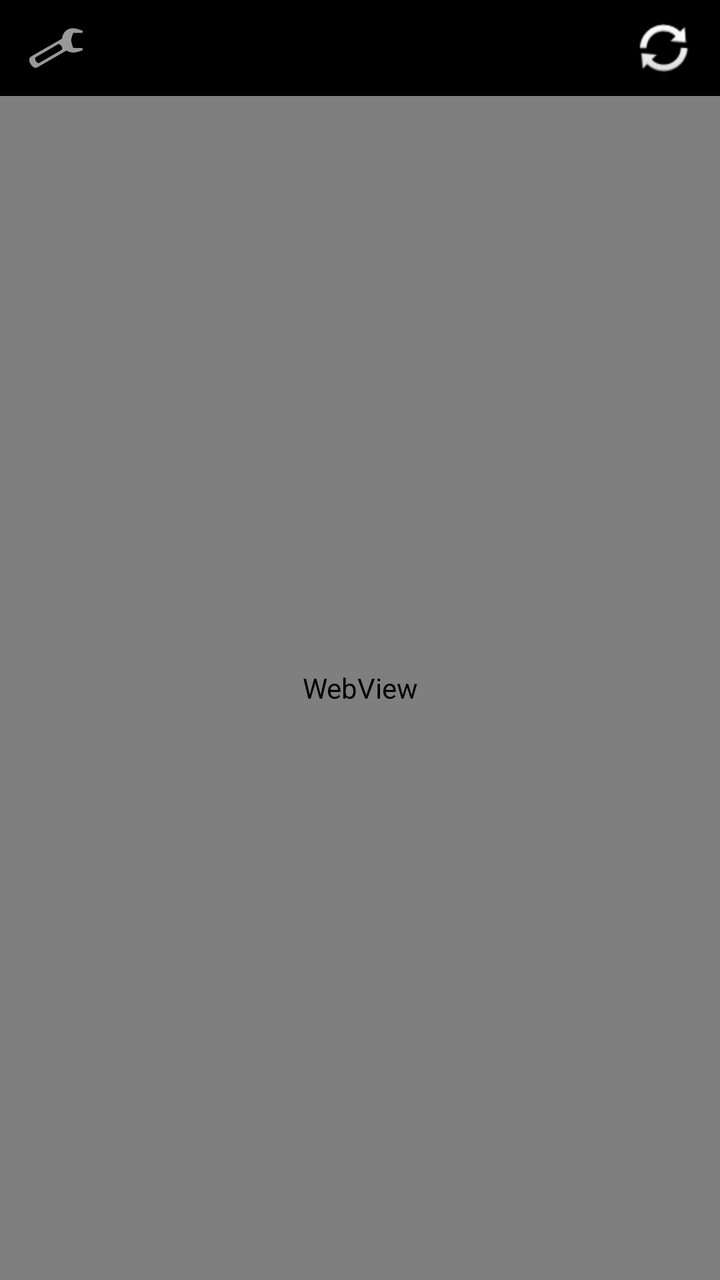
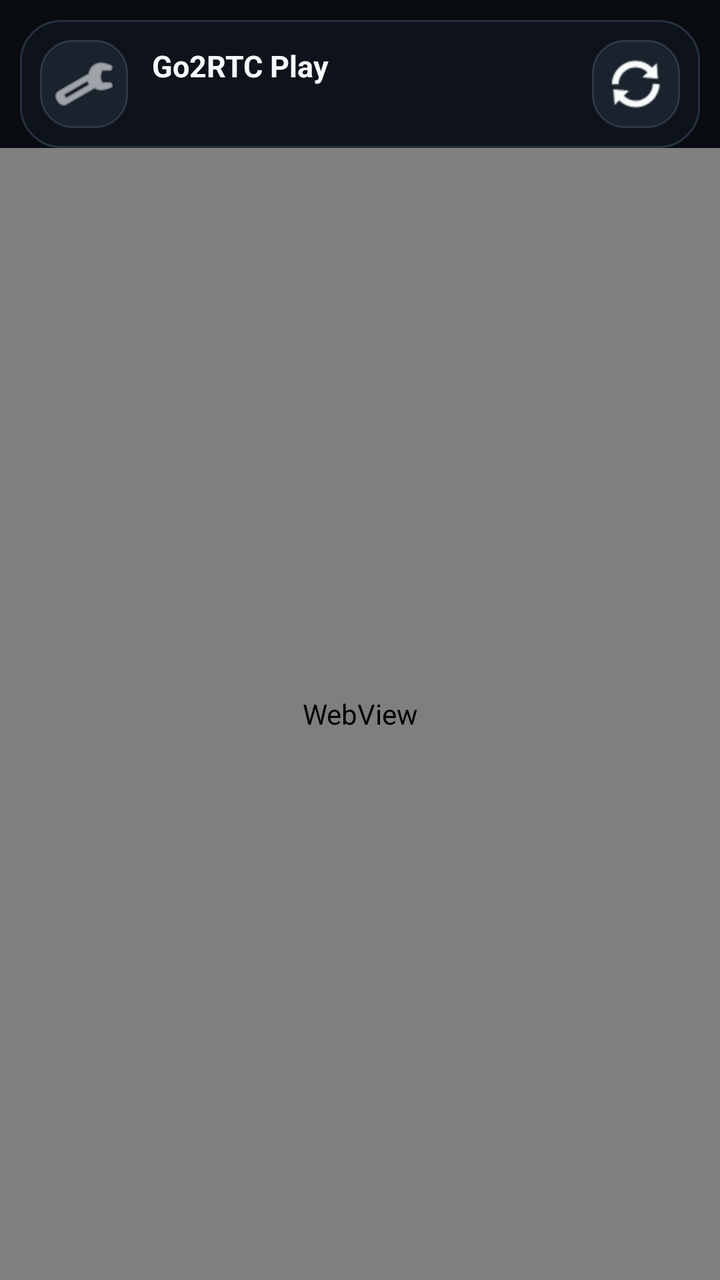

Screens rendered from an Android XML layout before and after an edit, with the pre-edit source and the edit as a unified diff.
<!-- AndroidManifest.xml: application theme Theme.Go2RtcPlay -->
<!-- res/layout/activity_main.xml -->
<?xml version="1.0" encoding="utf-8"?>
<androidx.constraintlayout.widget.ConstraintLayout
    xmlns:android="http://schemas.android.com/apk/res/android"
    xmlns:app="http://schemas.android.com/apk/res-auto"
    android:layout_width="match_parent"
    android:layout_height="match_parent"
    android:background="#000000">

    <ProgressBar
        android:id="@+id/loadingIndicator"
        android:layout_width="48dp"
        android:layout_height="48dp"
        app:layout_constraintTop_toTopOf="parent"
        app:layout_constraintBottom_toBottomOf="parent"
        app:layout_constraintStart_toStartOf="parent"
        app:layout_constraintEnd_toEndOf="parent"
        android:visibility="gone" />

    <LinearLayout
        android:id="@+id/errorPanel"
        android:layout_width="0dp"
        android:layout_height="wrap_content"
        app:layout_constraintTop_toTopOf="parent"
        app:layout_constraintBottom_toBottomOf="parent"
        app:layout_constraintStart_toStartOf="parent"
        app:layout_constraintEnd_toEndOf="parent"
        android:layout_marginStart="24dp"
        android:layout_marginEnd="24dp"
        android:orientation="vertical"
        android:gravity="center"
        android:visibility="gone">

        <TextView
            android:id="@+id/errorText"
            android:layout_width="match_parent"
            android:layout_height="wrap_content"
            android:textColor="#FFFFFF"
            android:textSize="16sp"
            android:gravity="center"
            android:padding="16dp" />

        <Button
            android:id="@+id/retryBtn"
            android:layout_width="160dp"
            android:layout_height="44dp"
            android:layout_marginTop="8dp"
            android:text="@string/retry"
            android:textAllCaps="false"
            android:backgroundTint="#1976D2"
            android:textColor="#FFFFFF" />

    </LinearLayout>

    <LinearLayout
        android:id="@+id/topBar"
        android:layout_width="match_parent"
        android:layout_height="48dp"
        android:background="#CC000000"
        android:gravity="center_vertical"
        android:paddingStart="8dp"
        android:paddingEnd="8dp"
        android:orientation="horizontal"
        app:layout_constraintTop_toTopOf="parent">

        <ImageButton
            android:id="@+id/settingsBtn"
            android:layout_width="40dp"
            android:layout_height="40dp"
            android:background="?selectableItemBackgroundBorderless"
            android:contentDescription="@string/settings_desc"
            android:src="@android:drawable/ic_menu_manage"
            android:focusable="true" />

        <LinearLayout
            android:layout_width="0dp"
            android:layout_height="wrap_content"
            android:layout_weight="1"
            android:gravity="center"
            android:orientation="vertical">

            <TextView
                android:id="@+id/serverText"
                android:layout_width="match_parent"
                android:layout_height="wrap_content"
                android:textColor="#FFFFFF"
                android:textSize="13sp"
                android:gravity="center"
                android:singleLine="true"
                android:ellipsize="middle" />

        </LinearLayout>

        <ImageButton
            android:id="@+id/refreshBtn"
            android:layout_width="40dp"
            android:layout_height="40dp"
            android:background="?selectableItemBackgroundBorderless"
            android:contentDescription="@string/refresh_desc"
            android:src="@android:drawable/ic_popup_sync"
            android:focusable="true" />

    </LinearLayout>

    <WebView
        android:id="@+id/webView"
        android:layout_width="match_parent"
        android:layout_height="0dp"
        app:layout_constraintTop_toBottomOf="@+id/topBar"
        app:layout_constraintBottom_toBottomOf="parent" />

</androidx.constraintlayout.widget.ConstraintLayout>
<!-- resources referenced by this layout -->
<resources>
  <string name="refresh_desc">Refresh</string>
  <string name="retry">Retry</string>
  <string name="settings_desc">Settings</string>
  <style name="Theme.Go2RtcPlay" parent="Theme.AppCompat.DayNight.NoActionBar">
          <item name="colorPrimary">#1976D2</item>
          <item name="colorPrimaryDark">#1565C0</item>
          <item name="colorAccent">#FFFFFF</item>
      </style>
</resources>

<!-- the commit's change to res/layout/activity_main.xml (unified diff, before → after) -->
@@ -4,108 +4,137 @@
     xmlns:app="http://schemas.android.com/apk/res-auto"
     android:layout_width="match_parent"
     android:layout_height="match_parent"
-    android:background="#000000">
+    android:background="@color/app_background">
+
+    <WebView
+        android:id="@+id/webView"
+        android:layout_width="0dp"
+        android:layout_height="0dp"
+        android:background="@color/app_background"
+        app:layout_constraintBottom_toBottomOf="parent"
+        app:layout_constraintEnd_toEndOf="parent"
+        app:layout_constraintStart_toStartOf="parent"
+        app:layout_constraintTop_toBottomOf="@id/topBar" />
+
+    <LinearLayout
+        android:id="@+id/topBar"
+        android:layout_width="0dp"
+        android:layout_height="64dp"
+        android:layout_marginStart="10dp"
+        android:layout_marginTop="10dp"
+        android:layout_marginEnd="10dp"
+        android:background="@drawable/bg_top_bar"
+        android:gravity="center_vertical"
+        android:orientation="horizontal"
+        android:paddingStart="10dp"
+        android:paddingEnd="10dp"
+        app:layout_constraintEnd_toEndOf="parent"
+        app:layout_constraintStart_toStartOf="parent"
+        app:layout_constraintTop_toTopOf="parent">
+
+        <ImageButton
+            android:id="@+id/settingsBtn"
+            android:layout_width="44dp"
+            android:layout_height="44dp"
+            android:background="@drawable/bg_icon_button"
+            android:contentDescription="@string/settings_desc"
+            android:focusable="true"
+            android:padding="10dp"
+            android:src="@android:drawable/ic_menu_manage"
+            android:tint="@color/text_primary" />
+
+        <LinearLayout
+            android:layout_width="0dp"
+            android:layout_height="wrap_content"
+            android:layout_marginStart="12dp"
+            android:layout_marginEnd="12dp"
+            android:layout_weight="1"
+            android:gravity="center_vertical"
+            android:orientation="vertical">
+
+            <TextView
+                android:layout_width="match_parent"
+                android:layout_height="wrap_content"
+                android:ellipsize="end"
+                android:singleLine="true"
+                android:text="@string/app_name"
+                android:textColor="@color/text_primary"
+                android:textSize="15sp"
+                android:textStyle="bold" />
+
+            <TextView
+                android:id="@+id/serverText"
+                android:layout_width="match_parent"
+                android:layout_height="wrap_content"
+                android:layout_marginTop="2dp"
+                android:ellipsize="middle"
+                android:singleLine="true"
+                android:textColor="@color/text_secondary"
+                android:textSize="12sp" />
+
+        </LinearLayout>
+
+        <ImageButton
+            android:id="@+id/refreshBtn"
+            android:layout_width="44dp"
+            android:layout_height="44dp"
+            android:background="@drawable/bg_icon_button"
+            android:contentDescription="@string/refresh_desc"
+            android:focusable="true"
+            android:padding="10dp"
+            android:src="@android:drawable/ic_popup_sync"
+            android:tint="@color/text_primary" />
+
+    </LinearLayout>
+
+    <LinearLayout
+        android:id="@+id/errorPanel"
+        android:layout_width="0dp"
+        android:layout_height="wrap_content"
+        android:layout_marginStart="28dp"
+        android:layout_marginEnd="28dp"
+        android:background="@drawable/bg_error_panel"
+        android:elevation="8dp"
+        android:gravity="center"
+        android:orientation="vertical"
+        android:visibility="gone"
+        app:layout_constraintBottom_toBottomOf="parent"
+        app:layout_constraintEnd_toEndOf="parent"
+        app:layout_constraintStart_toStartOf="parent"
+        app:layout_constraintTop_toBottomOf="@id/topBar">
+
+        <TextView
+            android:id="@+id/errorText"
+            android:layout_width="match_parent"
+            android:layout_height="wrap_content"
+            android:gravity="center"
+            android:lineSpacingExtra="2dp"
+            android:padding="4dp"
+            android:textColor="@color/text_primary"
+            android:textSize="16sp" />
+
+        <Button
+            android:id="@+id/retryBtn"
+            android:layout_width="180dp"
+            android:layout_height="48dp"
+            android:layout_marginTop="16dp"
+            android:background="@drawable/bg_primary_button"
+            android:text="@string/retry"
+            android:textAllCaps="false"
+            android:textColor="#061012"
+            android:textStyle="bold" />
+
+    </LinearLayout>
 
     <ProgressBar
         android:id="@+id/loadingIndicator"
         android:layout_width="48dp"
         android:layout_height="48dp"
-        app:layout_constraintTop_toTopOf="parent"
+        android:indeterminateTint="@color/accent_teal"
+        android:visibility="gone"
         app:layout_constraintBottom_toBottomOf="parent"
+        app:layout_constraintEnd_toEndOf="parent"
         app:layout_constraintStart_toStartOf="parent"
-        app:layout_constraintEnd_toEndOf="parent"
-        android:visibility="gone" />
-
-    <LinearLayout
-        android:id="@+id/errorPanel"
-        android:layout_width="0dp"
-        android:layout_height="wrap_content"
-        app:layout_constraintTop_toTopOf="parent"
-        app:layout_constraintBottom_toBottomOf="parent"
-        app:layout_constraintStart_toStartOf="parent"
-        app:layout_constraintEnd_toEndOf="parent"
-        android:layout_marginStart="24dp"
-        android:layout_marginEnd="24dp"
-        android:orientation="vertical"
-        android:gravity="center"
-        android:visibility="gone">
-
-        <TextView
-            android:id="@+id/errorText"
-            android:layout_width="match_parent"
-            android:layout_height="wrap_content"
-            android:textColor="#FFFFFF"
-            android:textSize="16sp"
-            android:gravity="center"
-            android:padding="16dp" />
-
-        <Button
-            android:id="@+id/retryBtn"
-            android:layout_width="160dp"
-            android:layout_height="44dp"
-            android:layout_marginTop="8dp"
-            android:text="@string/retry"
-            android:textAllCaps="false"
-            android:backgroundTint="#1976D2"
-            android:textColor="#FFFFFF" />
-
-    </LinearLayout>
-
-    <LinearLayout
-        android:id="@+id/topBar"
-        android:layout_width="match_parent"
-        android:layout_height="48dp"
-        android:background="#CC000000"
-        android:gravity="center_vertical"
-        android:paddingStart="8dp"
-        android:paddingEnd="8dp"
-        android:orientation="horizontal"
-        app:layout_constraintTop_toTopOf="parent">
-
-        <ImageButton
-            android:id="@+id/settingsBtn"
-            android:layout_width="40dp"
-            android:layout_height="40dp"
-            android:background="?selectableItemBackgroundBorderless"
-            android:contentDescription="@string/settings_desc"
-            android:src="@android:drawable/ic_menu_manage"
-            android:focusable="true" />
-
-        <LinearLayout
-            android:layout_width="0dp"
-            android:layout_height="wrap_content"
-            android:layout_weight="1"
-            android:gravity="center"
-            android:orientation="vertical">
-
-            <TextView
-                android:id="@+id/serverText"
-                android:layout_width="match_parent"
-                android:layout_height="wrap_content"
-                android:textColor="#FFFFFF"
-                android:textSize="13sp"
-                android:gravity="center"
-                android:singleLine="true"
-                android:ellipsize="middle" />
-
-        </LinearLayout>
-
-        <ImageButton
-            android:id="@+id/refreshBtn"
-            android:layout_width="40dp"
-            android:layout_height="40dp"
-            android:background="?selectableItemBackgroundBorderless"
-            android:contentDescription="@string/refresh_desc"
-            android:src="@android:drawable/ic_popup_sync"
-            android:focusable="true" />
-
-    </LinearLayout>
-
-    <WebView
-        android:id="@+id/webView"
-        android:layout_width="match_parent"
-        android:layout_height="0dp"
-        app:layout_constraintTop_toBottomOf="@+id/topBar"
-        app:layout_constraintBottom_toBottomOf="parent" />
+        app:layout_constraintTop_toBottomOf="@id/topBar" />
 
 </androidx.constraintlayout.widget.ConstraintLayout>
<!-- resource entries referenced after the edit -->
@@ -1,12 +1,101 @@
 <!-- resources referenced by this layout -->
 <resources>
+  <color name="accent_teal">#14B8A6</color>
+  <color name="app_background">#090C10</color>
+  <color name="text_primary">#F8FAFC</color>
+  <color name="text_secondary">#AAB4C0</color>
+  <!-- drawable bg_error_panel (drawable) -->
+  <?xml version="1.0" encoding="utf-8"?>
+  <shape xmlns:android="http://schemas.android.com/apk/res/android">
+      <solid android:color="#F2171D25" />
+      <stroke
+          android:width="1dp"
+          android:color="#354252" />
+      <corners android:radius="22dp" />
+      <padding
+          android:left="18dp"
+          android:top="18dp"
+          android:right="18dp"
+          android:bottom="18dp" />
+  </shape>
+  <!-- drawable bg_icon_button (drawable) -->
+  <?xml version="1.0" encoding="utf-8"?>
+  <selector xmlns:android="http://schemas.android.com/apk/res/android">
+      <item android:state_focused="true">
+          <shape>
+              <solid android:color="#263241" />
+              <stroke
+                  android:width="2dp"
+                  android:color="#14B8A6" />
+              <corners android:radius="16dp" />
+          </shape>
+      </item>
+      <item android:state_pressed="true">
+          <shape>
+              <solid android:color="#263241" />
+              <corners android:radius="16dp" />
+          </shape>
+      </item>
+      <item>
+          <shape>
+              <solid android:color="#1A222D" />
+              <stroke
+                  android:width="1dp"
+                  android:color="#2C3848" />
+              <corners android:radius="16dp" />
+          </shape>
+      </item>
+  </selector>
+  <!-- drawable bg_primary_button (drawable) -->
+  <?xml version="1.0" encoding="utf-8"?>
+  <selector xmlns:android="http://schemas.android.com/apk/res/android">
+      <item android:state_focused="true">
+          <shape>
+              <solid android:color="#0F766E" />
+              <stroke
+                  android:width="2dp"
+                  android:color="#A7F3D0" />
+              <corners android:radius="16dp" />
+          </shape>
+      </item>
+      <item android:state_pressed="true">
+          <shape>
+              <solid android:color="#0F766E" />
+              <corners android:radius="16dp" />
+          </shape>
+      </item>
+      <item>
+          <shape>
+              <solid android:color="#14B8A6" />
+              <corners android:radius="16dp" />
+          </shape>
+      </item>
+  </selector>
+  <!-- drawable bg_top_bar (drawable) -->
+  <?xml version="1.0" encoding="utf-8"?>
+  <shape xmlns:android="http://schemas.android.com/apk/res/android">
+      <solid android:color="#E60F151C" />
+      <stroke
+          android:width="1dp"
+          android:color="#263241" />
+      <corners android:radius="20dp" />
+      <padding
+          android:left="8dp"
+          android:top="6dp"
+          android:right="8dp"
+          android:bottom="6dp" />
+  </shape>
+  <string name="app_name">Go2RTC Play</string>
   <string name="refresh_desc">Refresh</string>
   <string name="retry">Retry</string>
   <string name="settings_desc">Settings</string>
   <style name="Theme.Go2RtcPlay" parent="Theme.AppCompat.DayNight.NoActionBar">
-          <item name="colorPrimary">#1976D2</item>
-          <item name="colorPrimaryDark">#1565C0</item>
-          <item name="colorAccent">#FFFFFF</item>
+          <item name="colorPrimary">@color/accent_teal</item>
+          <item name="colorPrimaryDark">@color/app_background</item>
+          <item name="colorAccent">@color/accent_teal</item>
+          <item name="android:windowBackground">@color/app_background</item>
+          <item name="android:navigationBarColor">@color/app_background</item>
+          <item name="android:statusBarColor">@color/app_background</item>
       </style>
 </resources>
 
